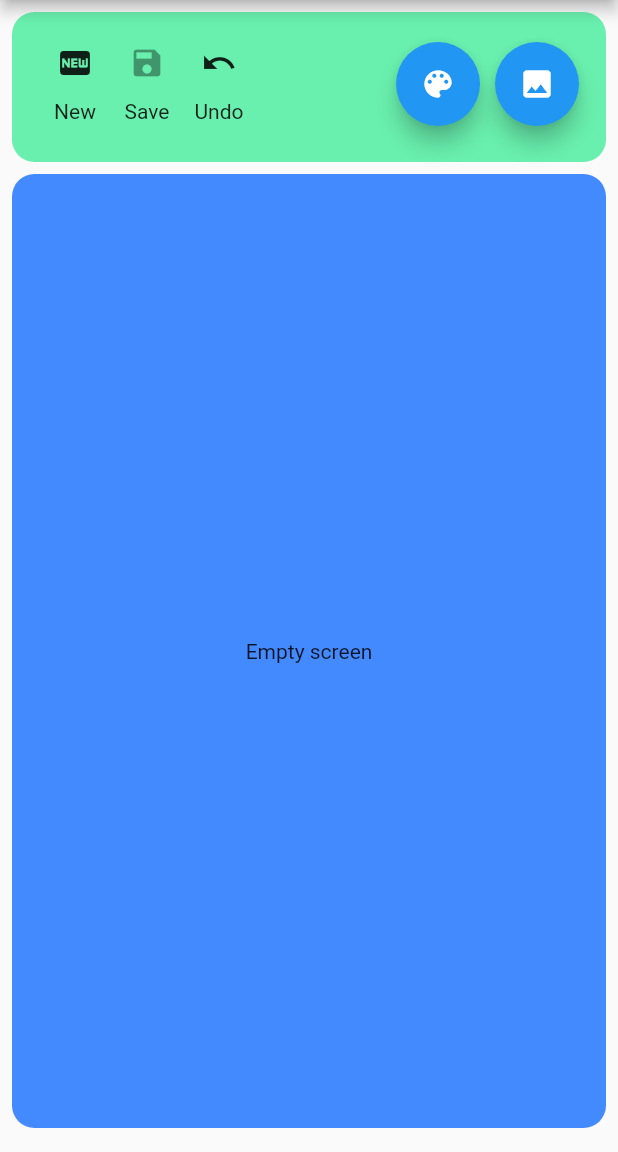
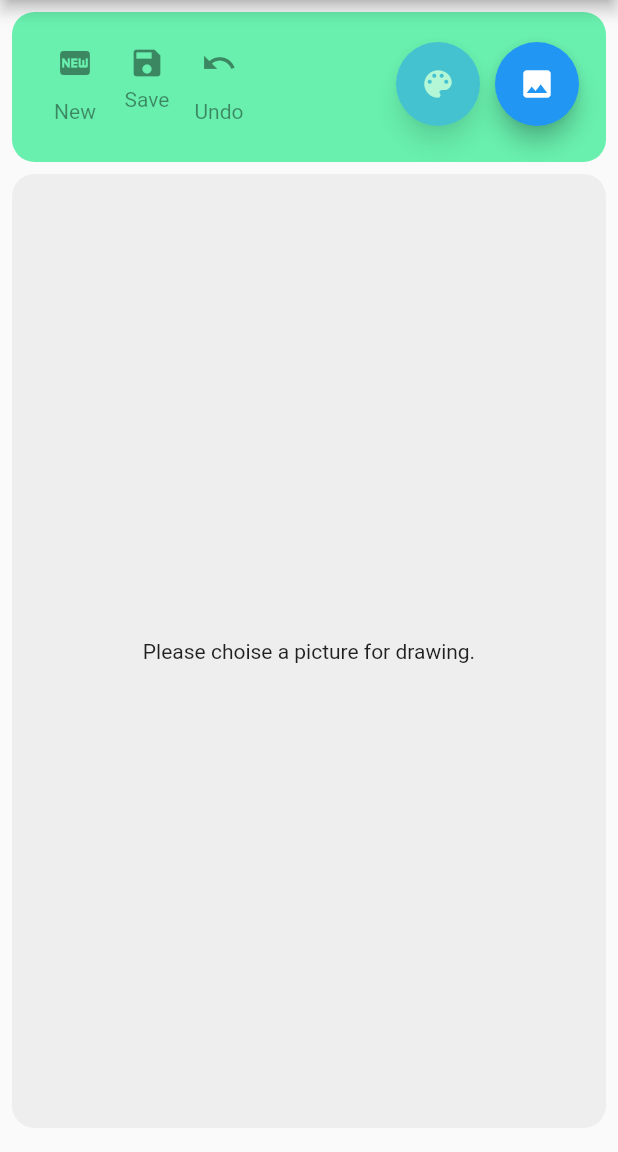
Before and after one commit to g0rdan/PhotoBoothApp, a Flutter app: the screen it shows after launch, after a tap on the "fiber new" icon, on a phone screen of 412 x 824 dp, the part 84-1236 px from its top. Run offline on Flutter 3.47's test engine with Material 2 defaults, Android fonts, the light colour scheme and no system bars; our stand-ins replace gallery_saver, image_picker.

Commit message:
some clean up

```diff
--- a/photo_booth/lib/main.dart
+++ b/photo_booth/lib/main.dart
@@ -4,6 +4,7 @@ import 'dart:ui';
 import 'package:flutter/material.dart';
 import 'package:scoped_model/scoped_model.dart';
 import 'package:image_picker/image_picker.dart';
+import 'package:flutter/services.dart';
 
 import 'models/main_model.dart';
 
@@ -42,6 +43,14 @@ class MyHomePage extends StatefulWidget {
 class _MyHomePageState extends State<MyHomePage> {
 
   @override
+  void initState() {
+    super.initState();
+    SystemChrome.setPreferredOrientations([
+      DeviceOrientation.portraitUp,
+    ]);
+  }
+
+  @override
   Widget build(BuildContext context) {
     // This method is rerun every time setState is called, for instance as done
     // by the _incrementCounter method above.
@@ -75,15 +84,18 @@ class _MyHomePageState extends State<MyHomePage> {
                         top: 20,
                         child: Row(
                           children: <Widget>[
-                            Padding(
+                            Opacity(
+                              opacity: model.previewState == CameraPreviewState.image ? 1.0 : 0.5,
+                              child: Padding(
                                 padding: EdgeInsets.only(right: 10.0),
                                 child: FloatingActionButton(
                                   onPressed: () {
+                                    if (model.previewState == CameraPreviewState.image)
                                       model.showColorsWidget = !model.showColorsWidget;
-                                  print('model.showColorsWidget: ${model.showColorsWidget}');
                                   },
                                   tooltip: 'Choise color',
                                   child: Icon(Icons.color_lens),
+                                ),
                               ),
                             ),
                             Padding(
@@ -124,27 +136,42 @@ class _MyHomePageState extends State<MyHomePage> {
                         top: 10,
                         child: Row(
                           children: <Widget>[
-                            Column(
+                            Opacity(
+                              opacity: model.previewState == CameraPreviewState.image ? 1.0 : 0.5,
+                              child: Column(
                                 mainAxisSize: MainAxisSize.min,
                                 children: <Widget>[
                                   IconButton(
                                   icon: Icon(Icons.fiber_new),
                                   tooltip: 'Clear work area',
                                   onPressed: () {
+                                    if (model.previewState == CameraPreviewState.image)
                                       model.clear();
                                   }),
                                   Text('New')
                                 ],
                               ),
-                            Column(
+                            ),
+                            Opacity(
+                              opacity: model.previewState == CameraPreviewState.image ? 1.0 : 0.5,
+                              child: Column(
                                 mainAxisSize: MainAxisSize.min,
                                 children: <Widget>[
                                   PopupMenuButton<ImageFormat>(
-                                  child: IconButton(
-                                    icon: Icon(Icons.save),
-                                    tooltip: 'Save work area into file'
+                                    child: Padding(
+                                      padding: EdgeInsets.all(8.0),
+                                      child: Column(
+                                        children: <Widget>[
+                                          Padding(
+                                            padding: EdgeInsets.all(4.0),
+                                            child: Icon(Icons.save),
                                           ),
-                                  onSelected: (ImageFormat result) async{
+                                          Text('Save')
+                                        ],
+                                      ),
+                                    ),
+                                    onSelected: (ImageFormat result) async {
+                                      if (model.previewState == CameraPreviewState.image) {
                                         switch (result) {
                                           case ImageFormat.png:
                                             bool hasSavedAsPNG = await model.saveImage(ImageFormat.png);
@@ -157,6 +184,7 @@ class _MyHomePageState extends State<MyHomePage> {
                                             // model.getImage(ImageSource.gallery);
                                             break;
                                           default:
+                                        }
                                       }
                                     },
                                     itemBuilder: (BuildContext context) => <PopupMenuEntry<ImageFormat>>[
@@ -174,27 +202,26 @@ class _MyHomePageState extends State<MyHomePage> {
                                       ),
                                     ],
                                   ),
-                                Text('Save')
                                 ],
                               ),
-                            Column(
+                            ),
+                            Opacity(
+                              opacity: model.points.isEmpty ? 0.5 : 1.0,
+                              child: Column(
                                 mainAxisSize: MainAxisSize.min,
                                 children: <Widget>[
                                   IconButton(
                                     icon: Icon(Icons.undo),
                                     tooltip: 'Undo changes in work area',
                                     onPressed: () {
+                                      if (model.points.isNotEmpty)
                                         model.undo();
-                                  // setState(() {
-
-                                  //   // if (selectedMode == SelectedMode.StrokeWidth)
-                                  //   //   showBottomList = !showBottomList;
-                                  //   // selectedMode = SelectedMode.StrokeWidth;
-                                  // });
-                                }),
+                                    }
+                                  ),
                                   Text('Undo')
                                 ],
                               ),
+                            )
                           ],
                         )
                     ),
@@ -207,7 +234,7 @@ class _MyHomePageState extends State<MyHomePage> {
                     child: Container(
                       decoration: BoxDecoration(
                         borderRadius: BorderRadius.circular(15.0),
-                        color: Colors.blueAccent
+                        color: Colors.grey[200]
                       ),
                       child: Draw(),
                     ),
@@ -266,13 +293,10 @@ class Draw extends StatefulWidget {
 }
 
 class _DrawState extends State<Draw> {
-
-  // Color pickerColor = Colors.black;
   double strokeWidth = 3.0;
   bool showBottomList = false;
   double opacity = 1.0;
   StrokeCap strokeCap = (Platform.isAndroid) ? StrokeCap.butt : StrokeCap.round;
-  SelectedMode selectedMode = SelectedMode.StrokeWidth;
 
   @override
   Widget build(BuildContext context) {
@@ -329,7 +353,7 @@ class _DrawState extends State<Draw> {
       case CameraPreviewState.empty:
         print('empty preview');
         return Center(
-          child: Text('Empty screen')
+          child: Text('Please choise a picture for drawing.')
         );
         break;
       case CameraPreviewState.image:
@@ -389,6 +413,11 @@ class DisplayPictureScreen extends StatelessWidget {
 
   @override
   Widget build(BuildContext context) {
-    return Image.file(File(imagePath));
+
+
+    var image = Image.file(File(imagePath));
+    print('width: ${image.width}');
+    print('height: ${image.height}');
+    return image;
   }
 }
--- a/photo_booth/lib/models/main_model.dart
+++ b/photo_booth/lib/models/main_model.dart
@@ -28,7 +28,9 @@ class MainModel extends Model {
   CameraPreviewState _previewState = CameraPreviewState.empty;
   CameraPreviewState get previewState => _previewState;
   set previewState(CameraPreviewState newState) {
-    print('new state: $newState');
+    // clear canvas if we're going to create a new one
+    if (newState == CameraPreviewState.image)
+      _points.clear();
     _previewState = newState;
     notifyListeners();
   }
@@ -44,7 +46,6 @@ class MainModel extends Model {
   Color get selectedColor => _selectedColor;
   set selectedColor(Color newColor) {
     _selectedColor = newColor;
-    print('new color');
     notifyListeners();
   }
 
@@ -77,6 +78,7 @@ class MainModel extends Model {
 
   void clear() {
     _points.clear();
+    showColorsWidget = false;
     notifyListeners();
     previewState = CameraPreviewState.empty;
   }
@@ -94,19 +96,12 @@ class MainModel extends Model {
 
     currentImagePath = path;
     previewState = CameraPreviewState.image;
-    // notifyListeners();
   }
 
   Future<bool> saveImage(ImageFormat imageFormat) async {
-    if (currentImagePath.isEmpty) {
-      print('temp image path is empty');
+    // if canvas is empty there is nothing to save
+    if (canvasKey == null)
       return false;
-    }
-
-    if (canvasKey == null){
-      print('canvas key is null');
-      return false;
-    }
 
     switch (imageFormat) {
       case ImageFormat.png:
@@ -146,7 +141,5 @@ class DrawingPoint {
   DrawingPoint({this.point, this.paint});
 }
 
-enum SelectedMode { StrokeWidth, Opacity, Color }
 enum CameraPreviewState { empty, image }
 enum ImageFormat { png, jpeg, photobooth }
-// enum ImageSource { fromFile, fromCamera }
```
Lines whose indentation alone changed are shown as unchanged.
